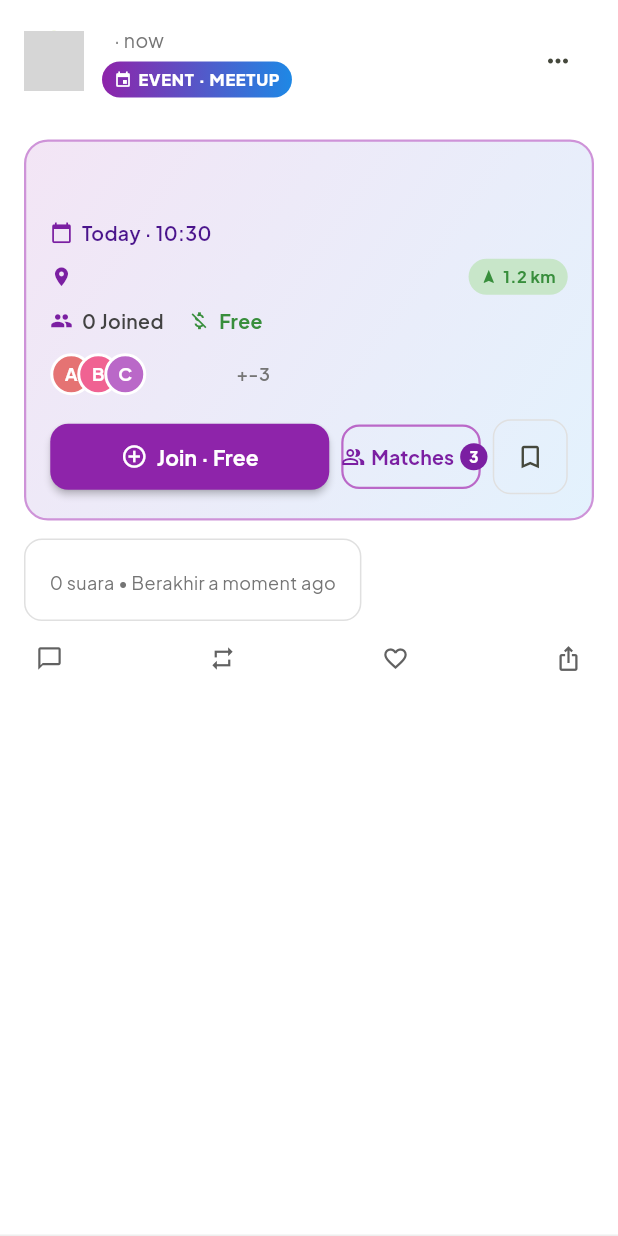
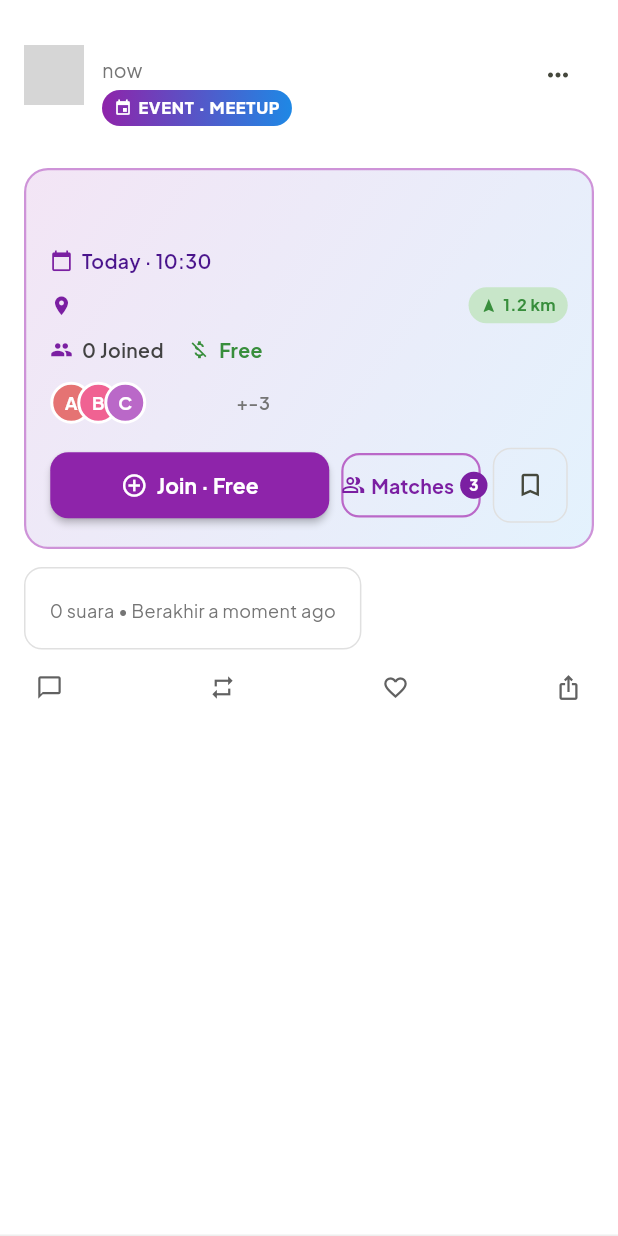
Before and after one commit to muh-hilmi/anigmaa, a Flutter app: the PostCard widget shown alone on an empty page, opened directly with empty values, on a phone screen of 412 x 824 dp. Run offline on Flutter 3.47's test engine with Material 3 defaults, Android fonts, the phone set to English and light mode, and no system bars; our stand-ins replace dartz, dio, equatable, fl_chart, flutter_bloc, flutter_secure_storage and 9 more; accounts and stored records are empty; network calls fail; grey boxes are pictures that could not be loaded.

Commit message:
Add profile navigation from post author
- Make avatar clickable to navigate to author profile
- Make author name clickable to navigate to profile
- Add _navigateToProfile function (placeholder for now)
- Separate timestamp from author name for better UX
- Show snackbar notification when clicking (feature coming soon)

```diff
--- a/lib/presentation/widgets/post_card.dart
+++ b/lib/presentation/widgets/post_card.dart
@@ -139,7 +139,11 @@ class PostCard extends StatelessWidget {
 
     return Row(
       children: [
-        CircleAvatar(
+        GestureDetector(
+          onTap: () {
+            _navigateToProfile(context, displayPost.author.id);
+          },
+          child: CircleAvatar(
             radius: 20,
             backgroundImage: displayPost.author.avatar != null
                 ? NetworkImage(displayPost.author.avatar!)
@@ -151,12 +155,17 @@ class PostCard extends StatelessWidget {
                   )
                 : null,
           ),
+        ),
         const SizedBox(width: 12),
         Expanded(
           child: Column(
             crossAxisAlignment: CrossAxisAlignment.start,
             children: [
-              Row(
+              GestureDetector(
+                onTap: () {
+                  _navigateToProfile(context, displayPost.author.id);
+                },
+                child: Row(
                   children: [
                     Text(
                       displayPost.author.name,
@@ -169,9 +178,13 @@ class PostCard extends StatelessWidget {
                       const SizedBox(width: 4),
                       const Icon(Icons.verified, size: 16, color: Colors.blue),
                     ],
-                  const SizedBox(width: 8),
+                  ],
+                ),
+              ),
+              Row(
+                children: [
                   Text(
-                    '· ${timeago.format(displayPost.createdAt, locale: 'en_short')}',
+                    timeago.format(displayPost.createdAt, locale: 'en_short'),
                     style: TextStyle(
                       fontSize: 13,
                       color: Colors.grey.shade600,
@@ -657,6 +670,17 @@ class PostCard extends StatelessWidget {
     );
   }
 
+  void _navigateToProfile(BuildContext context, String userId) {
+    // TODO: Navigate to user profile screen
+    // For now, show a message
+    ScaffoldMessenger.of(context).showSnackBar(
+      SnackBar(
+        content: Text('Navigasi ke profil user $userId (coming soon)'),
+        backgroundColor: const Color(0xFF84994F),
+      ),
+    );
+  }
+
   String _formatCount(int count) {
     if (count >= 1000000) {
       return '${(count / 1000000).toStringAsFixed(1)}M';
```
Lines whose indentation alone changed are shown as unchanged.
